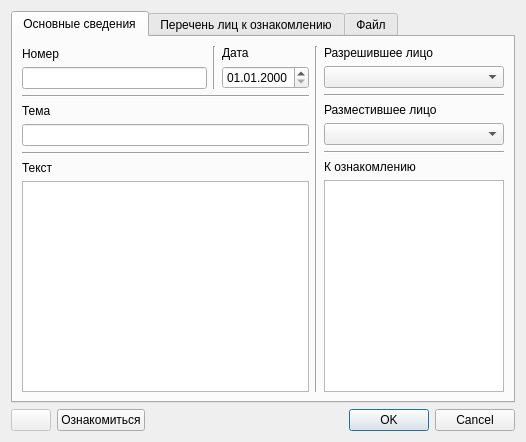
OrbMind/daybook, file dialogdirection.ui: the form before one commit.
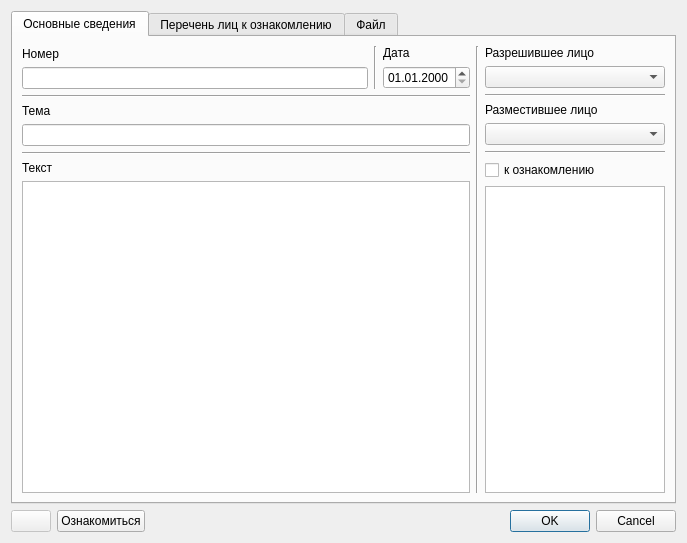
The form after the commit. Icons and pictures are not drawn.

What changed in the file:
```diff
--- a/dialogdirection.ui
+++ b/dialogdirection.ui
@@ -6,8 +6,8 @@
    <rect>
     <x>0</x>
     <y>0</y>
-    <width>526</width>
-    <height>442</height>
+    <width>687</width>
+    <height>543</height>
    </rect>
   </property>
   <property name="windowTitle">
@@ -17,8 +17,8 @@
    <iconset resource="images.qrc">
     <normaloff>:/icon/icon/icon.png</normaloff>:/icon/icon/icon.png</iconset>
   </property>
-  <layout class="QVBoxLayout" name="verticalLayout">
-   <item>
+  <layout class="QGridLayout" name="gridLayout">
+   <item row="0" column="0">
     <widget class="QTabWidget" name="tabWidget">
      <property name="currentIndex">
       <number>0</number>
@@ -27,10 +27,8 @@
       <attribute name="title">
        <string>Основные сведения</string>
       </attribute>
-      <layout class="QVBoxLayout" name="verticalLayout_6">
-       <item>
-        <layout class="QHBoxLayout" name="horizontalLayout_2">
-         <item>
+      <layout class="QGridLayout" name="gridLayout_2">
+       <item row="0" column="0" rowspan="8">
           <layout class="QVBoxLayout" name="verticalLayout_5">
            <item>
             <layout class="QHBoxLayout" name="horizontalLayout">
@@ -60,6 +58,12 @@
              </item>
              <item>
               <widget class="Line" name="line">
+             <property name="sizePolicy">
+              <sizepolicy hsizetype="Fixed" vsizetype="Minimum">
+               <horstretch>0</horstretch>
+               <verstretch>0</verstretch>
+              </sizepolicy>
+             </property>
                <property name="orientation">
                 <enum>Qt::Vertical</enum>
                </property>
@@ -135,6 +139,8 @@
            </item>
           </layout>
          </item>
+       <item row="0" column="1" rowspan="8">
+        <layout class="QVBoxLayout" name="verticalLayout_11">
          <item>
           <widget class="Line" name="line_2">
            <property name="orientation">
@@ -142,19 +148,16 @@
            </property>
           </widget>
          </item>
-         <item>
-          <layout class="QVBoxLayout" name="verticalLayout_2">
-           <property name="sizeConstraint">
-            <enum>QLayout::SetFixedSize</enum>
-           </property>
-           <item>
+        </layout>
+       </item>
+       <item row="0" column="2">
             <widget class="QLabel" name="labelRequest">
              <property name="text">
               <string>Разрешившее лицо</string>
              </property>
             </widget>
            </item>
-           <item>
+       <item row="1" column="2">
             <widget class="QComboBox" name="comboBoxRequest">
              <property name="maximumSize">
               <size>
@@ -167,7 +170,7 @@
              </property>
             </widget>
            </item>
-           <item>
+       <item row="2" column="2">
             <widget class="Line" name="line_5">
              <property name="maximumSize">
               <size>
@@ -180,14 +183,14 @@
              </property>
             </widget>
            </item>
-           <item>
+       <item row="3" column="2">
             <widget class="QLabel" name="labelRecorded">
              <property name="text">
               <string>Разместившее лицо</string>
              </property>
             </widget>
            </item>
-           <item>
+       <item row="4" column="2">
             <widget class="QComboBox" name="comboBoxRecorded">
              <property name="maximumSize">
               <size>
@@ -200,7 +203,7 @@
              </property>
             </widget>
            </item>
-           <item>
+       <item row="5" column="2">
             <widget class="Line" name="line_6">
              <property name="maximumSize">
               <size>
@@ -213,14 +216,17 @@
              </property>
             </widget>
            </item>
-           <item>
-            <widget class="QLabel" name="labelDirectionUsers">
+       <item row="6" column="2">
+        <widget class="QCheckBox" name="checkBoxToInitiate">
+         <property name="toolTip">
+          <string>&lt;html&gt;&lt;head/&gt;&lt;body&gt;&lt;p&gt;К ознакомлению/только не ознакомленные&lt;/p&gt;&lt;/body&gt;&lt;/html&gt;</string>
+         </property>
              <property name="text">
-              <string>К ознакомлению</string>
+          <string>к ознакомлению</string>
              </property>
             </widget>
            </item>
-           <item>
+       <item row="7" column="2">
             <widget class="QListWidget" name="listWidgetDirectionUsers">
              <property name="maximumSize">
               <size>
@@ -237,10 +243,6 @@
             </widget>
            </item>
           </layout>
-         </item>
-        </layout>
-       </item>
-      </layout>
      </widget>
      <widget class="QWidget" name="tab">
       <attribute name="title">
@@ -456,7 +458,7 @@
      </widget>
     </widget>
    </item>
-   <item>
+   <item row="1" column="0">
     <layout class="QHBoxLayout" name="horizontalLayout_4">
      <item>
       <widget class="QPushButton" name="pushButtonFile">
```
Lines whose indentation alone changed are shown as unchanged.
